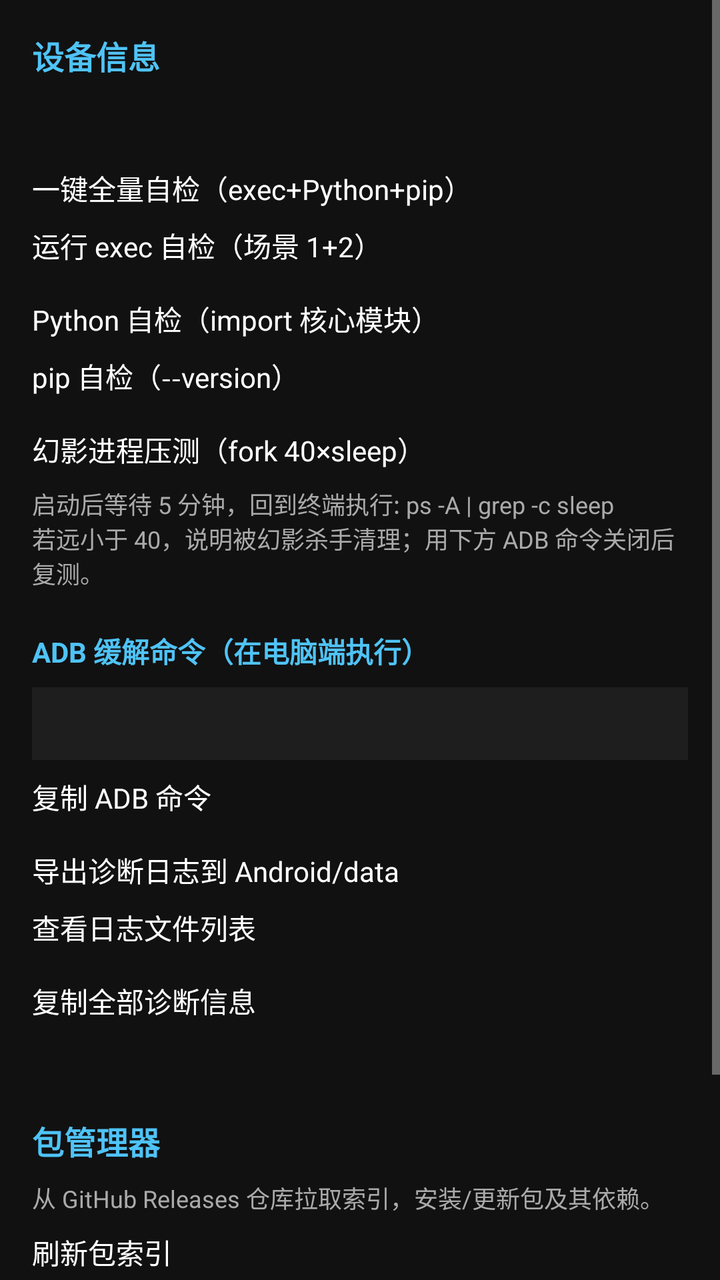
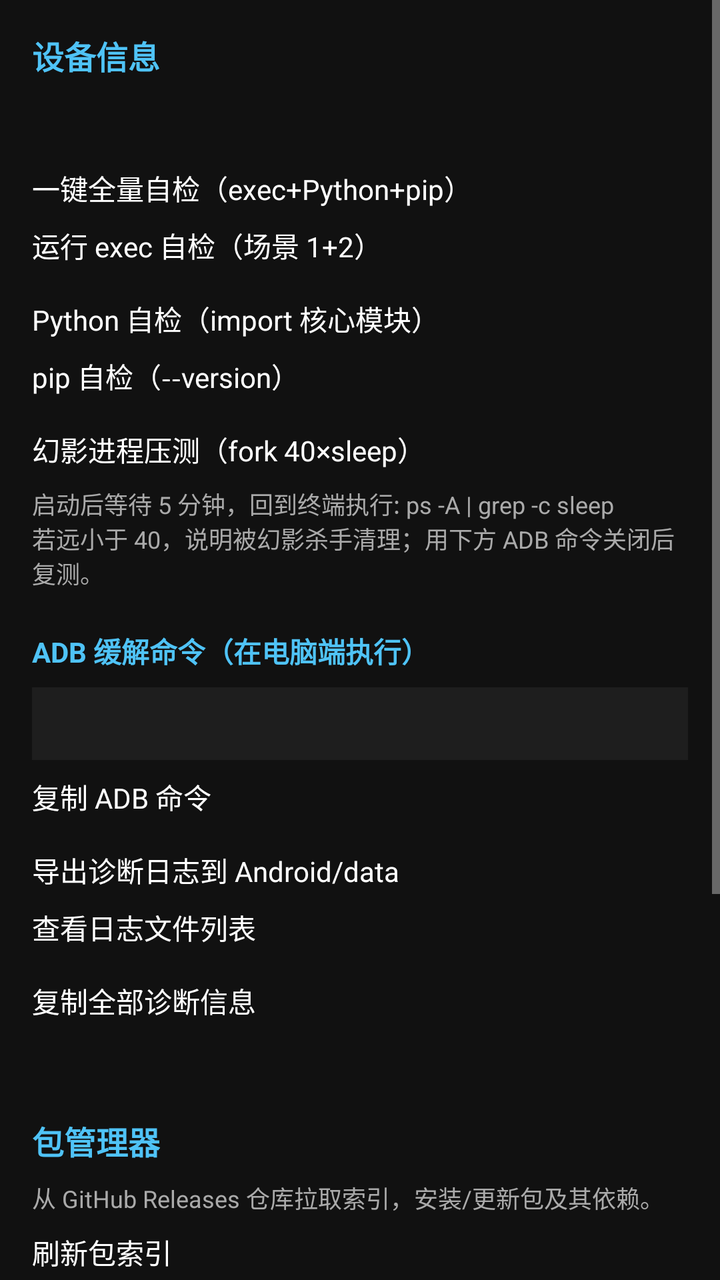

An Android layout rendered at two revisions. The XML below is the earlier revision; the diff shows what the commit changed to produce the second picture.
<!-- AndroidManifest.xml: application theme Theme.HaisaDes -->
<!-- res/layout/activity_settings.xml -->
<?xml version="1.0" encoding="utf-8"?>
<ScrollView xmlns:android="http://schemas.android.com/apk/res/android"
    android:layout_width="match_parent"
    android:layout_height="match_parent"
    android:background="#111111">

    <LinearLayout
        android:layout_width="match_parent"
        android:layout_height="wrap_content"
        android:orientation="vertical"
        android:padding="16dp">

        <TextView
            android:layout_width="wrap_content"
            android:layout_height="wrap_content"
            android:text="设备信息"
            android:textColor="#4FC3F7"
            android:textSize="16sp"
            android:textStyle="bold" />

        <TextView
            android:id="@+id/device_info"
            android:layout_width="match_parent"
            android:layout_height="wrap_content"
            android:layout_marginTop="8dp"
            android:fontFamily="monospace"
            android:textColor="#DDDDDD"
            android:textSize="12sp"
            android:textIsSelectable="true" />

        <Button
            android:id="@+id/btn_run_all"
            android:layout_width="match_parent"
            android:layout_height="wrap_content"
            android:layout_marginTop="20dp"
            android:text="一键全量自检（exec+Python+pip）" />

        <Button
            android:id="@+id/btn_exec_test"
            android:layout_width="match_parent"
            android:layout_height="wrap_content"
            android:layout_marginTop="8dp"
            android:text="运行 exec 自检（场景 1+2）" />

        <TextView
            android:id="@+id/exec_test_output"
            android:layout_width="match_parent"
            android:layout_height="wrap_content"
            android:layout_marginTop="8dp"
            android:background="#1E1E1E"
            android:fontFamily="monospace"
            android:padding="10dp"
            android:textColor="#A5D6A7"
            android:textSize="12sp"
            android:textIsSelectable="true"
            android:visibility="gone" />

        <Button
            android:id="@+id/btn_python_test"
            android:layout_width="match_parent"
            android:layout_height="wrap_content"
            android:layout_marginTop="16dp"
            android:text="Python 自检（import 核心模块）" />

        <Button
            android:id="@+id/btn_pip_test"
            android:layout_width="match_parent"
            android:layout_height="wrap_content"
            android:layout_marginTop="8dp"
            android:text="pip 自检（--version）" />

        <Button
            android:id="@+id/btn_phantom_test"
            android:layout_width="match_parent"
            android:layout_height="wrap_content"
            android:layout_marginTop="16dp"
            android:text="幻影进程压测（fork 40×sleep）" />

        <TextView
            android:id="@+id/phantom_hint"
            android:layout_width="match_parent"
            android:layout_height="wrap_content"
            android:layout_marginTop="8dp"
            android:textColor="#AAAAAA"
            android:textSize="12sp"
            android:text="启动后等待 5 分钟，回到终端执行: ps -A | grep -c sleep&#10;若远小于 40，说明被幻影杀手清理；用下方 ADB 命令关闭后复测。" />

        <TextView
            android:layout_width="wrap_content"
            android:layout_height="wrap_content"
            android:layout_marginTop="20dp"
            android:text="ADB 缓解命令（在电脑端执行）"
            android:textColor="#4FC3F7"
            android:textSize="14sp"
            android:textStyle="bold" />

        <TextView
            android:id="@+id/adb_command"
            android:layout_width="match_parent"
            android:layout_height="wrap_content"
            android:layout_marginTop="8dp"
            android:background="#1E1E1E"
            android:fontFamily="monospace"
            android:padding="10dp"
            android:textColor="#FFCC80"
            android:textSize="12sp"
            android:textIsSelectable="true" />

        <Button
            android:id="@+id/btn_copy_adb"
            android:layout_width="match_parent"
            android:layout_height="wrap_content"
            android:layout_marginTop="8dp"
            android:text="复制 ADB 命令" />

        <Button
            android:id="@+id/btn_export_logs"
            android:layout_width="match_parent"
            android:layout_height="wrap_content"
            android:layout_marginTop="16dp"
            android:text="导出诊断日志到 Android/data" />

        <Button
            android:id="@+id/btn_list_logs"
            android:layout_width="match_parent"
            android:layout_height="wrap_content"
            android:layout_marginTop="8dp"
            android:text="查看日志文件列表" />

        <Button
            android:id="@+id/btn_copy_diag"
            android:layout_width="match_parent"
            android:layout_height="wrap_content"
            android:layout_marginTop="16dp"
            android:layout_marginBottom="24dp"
            android:text="复制全部诊断信息" />

        <TextView
            android:layout_width="wrap_content"
            android:layout_height="wrap_content"
            android:layout_marginTop="24dp"
            android:text="包管理器"
            android:textColor="#4FC3F7"
            android:textSize="16sp"
            android:textStyle="bold" />

        <TextView
            android:layout_width="match_parent"
            android:layout_height="wrap_content"
            android:layout_marginTop="8dp"
            android:textColor="#AAAAAA"
            android:textSize="12sp"
            android:text="从 GitHub Releases 仓库拉取索引，安装/更新包及其依赖。" />

        <Button
            android:id="@+id/btn_refresh_index"
            android:layout_width="match_parent"
            android:layout_height="wrap_content"
            android:layout_marginTop="8dp"
            android:text="刷新包索引" />

        <Button
            android:id="@+id/btn_open_pkg_list"
            android:layout_width="match_parent"
            android:layout_height="wrap_content"
            android:layout_marginTop="8dp"
            android:text="打开包列表（已装/可升级/安装）" />

        <TextView
            android:id="@+id/pkg_index_output"
            android:layout_width="match_parent"
            android:layout_height="wrap_content"
            android:layout_marginTop="8dp"
            android:background="#1E1E1E"
            android:fontFamily="monospace"
            android:padding="10dp"
            android:textColor="#A5D6A7"
            android:textSize="12sp"
            android:textIsSelectable="true"
            android:visibility="gone" />

        <Button
            android:id="@+id/btn_install_pkg"
            android:layout_width="match_parent"
            android:layout_height="wrap_content"
            android:layout_marginTop="8dp"
            android:text="安装包（输入包名）" />

        <Button
            android:id="@+id/btn_uninstall_pkg"
            android:layout_width="match_parent"
            android:layout_height="wrap_content"
            android:layout_marginTop="8dp"
            android:layout_marginBottom="24dp"
            android:text="卸载包（输入包名）" />
    </LinearLayout>
</ScrollView>
<!-- resources referenced by this layout -->
<resources>
  <style name="Theme.HaisaDes" parent="@android:style/Theme.Material.NoActionBar">
          <item name="android:windowBackground">@android:color/black</item>
          <item name="android:colorPrimary">#FF37474F</item>
          <item name="android:statusBarColor">@android:color/black</item>
      </style>
</resources>

<!-- the commit's change to res/layout/activity_settings.xml (unified diff, before → after) -->
@@ -160,6 +160,13 @@
             android:text="刷新包索引" />
 
         <Button
+            android:id="@+id/btn_select_mirror"
+            android:layout_width="match_parent"
+            android:layout_height="wrap_content"
+            android:layout_marginTop="8dp"
+            android:text="包镜像源（GitHub 直连/ghproxy）" />
+
+        <Button
             android:id="@+id/btn_open_pkg_list"
             android:layout_width="match_parent"
             android:layout_height="wrap_content"
@@ -193,5 +200,30 @@
             android:layout_marginTop="8dp"
             android:layout_marginBottom="24dp"
             android:text="卸载包（输入包名）" />
+
+        <TextView
+            android:layout_width="wrap_content"
+            android:layout_height="wrap_content"
+            android:layout_marginTop="8dp"
+            android:text="bootstrap OTA"
+            android:textColor="#4FC3F7"
+            android:textSize="16sp"
+            android:textStyle="bold" />
+
+        <TextView
+            android:layout_width="match_parent"
+            android:layout_height="wrap_content"
+            android:layout_marginTop="8dp"
+            android:textColor="#AAAAAA"
+            android:textSize="12sp"
+            android:text="检查 Releases 是否有新版 bootstrap（保留 var/installed 等状态）" />
+
+        <Button
+            android:id="@+id/btn_check_bootstrap_update"
+            android:layout_width="match_parent"
+            android:layout_height="wrap_content"
+            android:layout_marginTop="8dp"
+            android:layout_marginBottom="24dp"
+            android:text="检查 bootstrap 更新" />
     </LinearLayout>
 </ScrollView>
